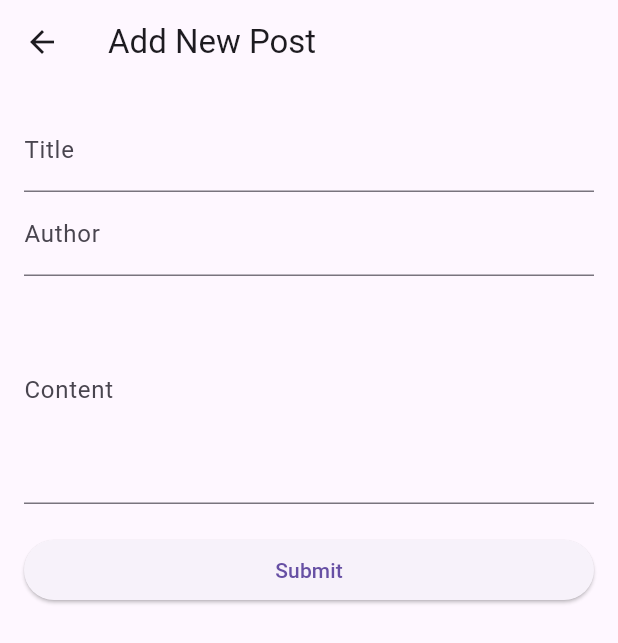
After one commit to htcmw/board, a Flutter app: the screen it shows after launch, after a tap on the "add" icon, on a phone screen of 412 x 824 dp. The commit adds this screen. Shown: the top 643 px of the screen. Run offline on Flutter 3.47's test engine with Material 3 defaults, Android fonts, the phone set to English and light mode, and no system bars.

Commit message:
create addPostItem class

```diff
--- /dev/null
+++ b/lib/add_post_page.dart
@@ -0,0 +1,85 @@
+import 'package:flutter/material.dart';
+
+class AddPostPage extends StatefulWidget {
+  final Function(Map<String, String>) onAddPost;
+
+  const AddPostPage({super.key, required this.onAddPost});
+
+  @override
+  _AddPostPageState createState() => _AddPostPageState();
+}
+
+class _AddPostPageState extends State<AddPostPage> {
+  final _formKey = GlobalKey<FormState>();
+  final _titleController = TextEditingController();
+  final _authorController = TextEditingController();
+  final _contentController = TextEditingController();
+
+  void _submitPost() {
+    if (_formKey.currentState!.validate()) {
+      final newPost = {
+        'title': _titleController.text,
+        'author': _authorController.text,
+        'content': _contentController.text,
+        'date': DateTime.now().toString().substring(0, 10)
+      };
+      widget.onAddPost(newPost);
+      Navigator.of(context).pop();
+    }
+  }
+
+  @override
+  Widget build(BuildContext context) {
+    return Scaffold(
+      appBar: AppBar(
+        title: Text('Add New Post'),
+      ),
+      body: Padding(
+        padding: const EdgeInsets.all(16.0),
+        child: Form(
+          key: _formKey,
+          child: ListView(
+            children: [
+              TextFormField(
+                controller: _titleController,
+                decoration: InputDecoration(labelText: 'Title'),
+                validator: (value) {
+                  if (value == null || value.isEmpty) {
+                    return 'Please enter a title';
+                  }
+                  return null;
+                },
+              ),
+              TextFormField(
+                controller: _authorController,
+                decoration: InputDecoration(labelText: 'Author'),
+                validator: (value) {
+                  if (value == null || value.isEmpty) {
+                    return 'Please enter an author';
+                  }
+                  return null;
+                },
+              ),
+              TextFormField(
+                controller: _contentController,
+                decoration: InputDecoration(labelText: 'Content'),
+                maxLines: 5,
+                validator: (value) {
+                  if (value == null || value.isEmpty) {
+                    return 'Please enter content';
+                  }
+                  return null;
+                },
+              ),
+              SizedBox(height: 20),
+              ElevatedButton(
+                onPressed: _submitPost,
+                child: Text('Submit'),
+              ),
+            ],
+          ),
+        ),
+      ),
+    );
+  }
+}
--- a/lib/board_app.dart
+++ b/lib/board_app.dart
@@ -1,6 +1,6 @@
 import 'package:flutter/material.dart';
 
-import 'layout.dart';
+import 'list_post_page.dart';
 
 class BoardApp extends StatelessWidget {
   const BoardApp({super.key});
--- a/lib/layout.dart
+++ b/lib/list_post_page.dart
@@ -1,8 +1,14 @@
 import 'package:flutter/material.dart';
 
+import 'add_post_page.dart';
 import 'post_item.dart';
 
-class BulletinBoardPage extends StatelessWidget {
+class BulletinBoardPage extends StatefulWidget {
+  @override
+  _BulletinBoardPageState createState() => _BulletinBoardPageState();
+}
+
+class _BulletinBoardPageState extends State<BulletinBoardPage> {
   final List<Map<String, String>> posts = [
     {
       'title': '첫 번째 게시글',
@@ -23,6 +29,12 @@ class BulletinBoardPage extends StatelessWidget {
       'date': '2024-07-19'
     },
   ];
+
+  void _addPost(Map<String, String> newPost) {
+    setState(() {
+      posts.add(newPost);
+    });
+  }
 
   @override
   Widget build(BuildContext context) {
@@ -46,6 +58,16 @@ class BulletinBoardPage extends StatelessWidget {
           },
         ),
       ),
+      floatingActionButton: FloatingActionButton(
+        onPressed: () {
+          Navigator.of(context).push(
+            MaterialPageRoute(
+              builder: (context) => AddPostPage(onAddPost: _addPost),
+            ),
+          );
+        },
+        child: Icon(Icons.add),
+      ),
     );
   }
 }
```
